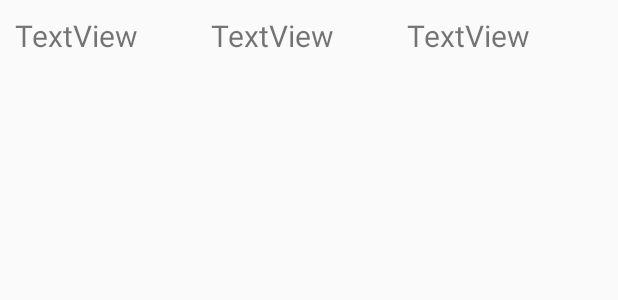
After one commit to Foodtruck-Order-Service/frontend, an Android app: the layout review_listview_item.xml on its own in the app's theme, with its tools: preview values and no code run, on a phone screen of 412 x 824 dp. The commit adds this screen. Shown: the top 300 px of the screen. Run offline under Robolectric (Android 15) with nearby library versions, the phone set to English and light mode, and no system bars.

Commit message:
리뷰 화면

```diff
--- a/app/src/main/java/kr/co/fos/client/HttpInterface.java
+++ b/app/src/main/java/kr/co/fos/client/HttpInterface.java
@@ -9,6 +9,7 @@ import kr.co.fos.client.member.Member;
 import kr.co.fos.client.menu.Menu;
 import kr.co.fos.client.order.Order;
 import kr.co.fos.client.review.Review;
+import kr.co.fos.client.review.ReviewItem;
 import okhttp3.RequestBody;
 import okhttp3.ResponseBody;
 import retrofit2.Call;
--- /dev/null
+++ b/app/src/main/res/layout/review_listview_item.xml
@@ -0,0 +1,41 @@
+<?xml version="1.0" encoding="utf-8"?>
+<androidx.constraintlayout.widget.ConstraintLayout xmlns:android="http://schemas.android.com/apk/res/android"
+    xmlns:app="http://schemas.android.com/apk/res-auto"
+    xmlns:tools="http://schemas.android.com/tools"
+    android:layout_width="match_parent"
+    android:layout_height="match_parent">
+
+    <LinearLayout
+        android:id="@+id/listLayout"
+        android:layout_width="match_parent"
+        android:layout_height="wrap_content"
+        android:orientation="horizontal"
+        android:layout_margin="10dp"
+        app:layout_constraintStart_toStartOf="parent"
+        app:layout_constraintTop_toTopOf="parent">
+        <TextView
+            android:id="@+id/nameView"
+            android:layout_width="wrap_content"
+            android:layout_height="wrap_content"
+            android:layout_weight="3"
+            android:textSize="20dp"
+            android:text="TextView" />
+
+        <TextView
+            android:id="@+id/categoryView"
+            android:layout_width="wrap_content"
+            android:layout_height="wrap_content"
+            android:layout_weight="3"
+            android:textSize="20dp"
+            android:text="TextView" />
+
+        <TextView
+            android:id="@+id/statusView"
+            android:layout_width="wrap_content"
+            android:layout_height="wrap_content"
+            android:layout_weight="3"
+            android:textSize="20dp"
+            android:text="TextView" />
+    </LinearLayout>
+
+</androidx.constraintlayout.widget.ConstraintLayout>
```
Also changed, not shown: app/src/main/java/kr/co/fos/client/review/InquiryActivity.java (+60 -8 lines), app/src/main/java/kr/co/fos/client/review/Review.java (+19 -5 lines), app/src/main/java/kr/co/fos/client/review/ReviewAdapter.java (added, +84 -0 lines), app/src/main/java/kr/co/fos/client/review/ReviewItem.java (added, +56 -0 lines), app/src/main/res/layout/list_item.xml (added, +62 -0 lines), app/src/main/res/layout/review_inquiry.xml (+11 -43 lines).
